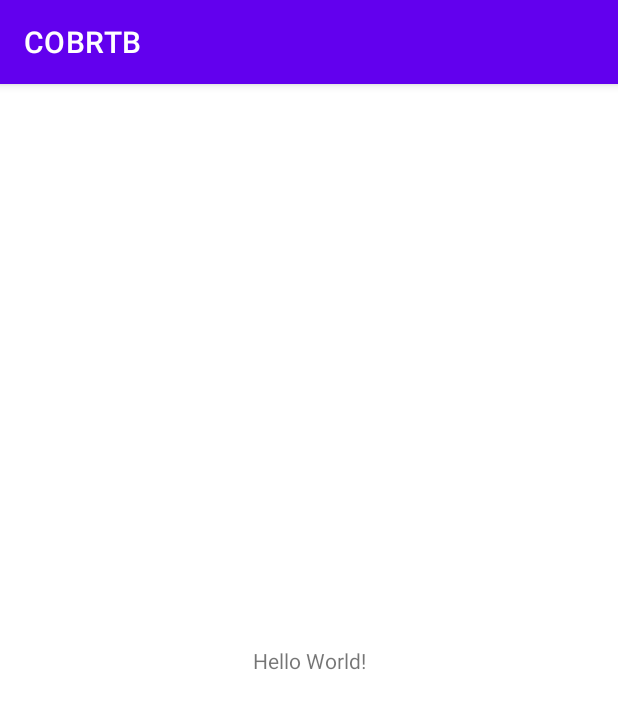
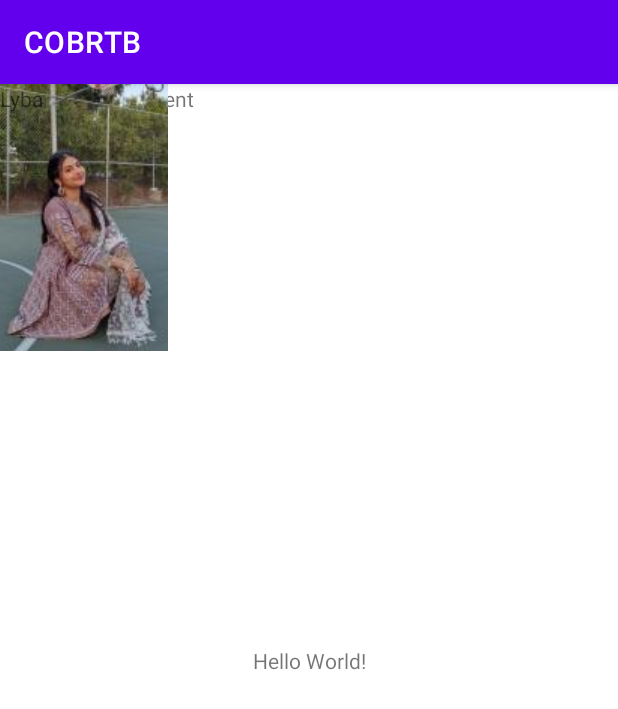
Before and after one commit to CSUF-CPSC411-2021F/group-project-Couple-Of-Buds-Mobile-App, an Android app: the screen it shows after launch (MainActivity), on a phone screen of 412 x 824 dp. Shown: the top 709 px of the screen. Run offline under Robolectric (Android 15) with nearby library versions, the phone set to English and light mode, and no system bars; our stand-ins replace navigation-ui.

Commit message:
Created fragments for hosts information pages

```diff
--- /dev/null
+++ b/app/src/main/java/com/example/cobrtb/AboutFragment.kt
@@ -0,0 +1,40 @@
+package com.example.cobrtb
+
+import android.os.Bundle
+import androidx.fragment.app.Fragment
+import android.view.LayoutInflater
+import android.view.View
+import android.view.ViewGroup
+import androidx.databinding.DataBindingUtil
+import androidx.navigation.findNavController
+import androidx.navigation.ui.NavigationUI
+import com.example.cobrtb.databinding.FragmentAboutBinding
+
+
+/**
+ * A simple [Fragment] subclass.
+ * Use the [AboutFragment.newInstance] factory method to
+ * create an instance of this fragment.
+ */
+class AboutFragment : Fragment() {
+
+
+    override fun onCreateView(
+        inflater: LayoutInflater, container: ViewGroup?,
+        savedInstanceState: Bundle?
+    ): View? {
+        // Inflate the layout for this fragment
+        //return inflater.inflate(R.layout.fragment_about, container, false)
+
+        val binding = FragmentAboutBinding.inflate(layoutInflater)
+
+        binding.lybaButton.setOnClickListener {
+                view : View -> view.findNavController().navigate(R.id.action_aboutFragment_to_hostLybaFragment)
+        }
+
+        return binding.root
+
+    }
+
+
+}
--- a/app/src/main/res/layout/activity_main.xml
+++ b/app/src/main/res/layout/activity_main.xml
@@ -15,4 +15,13 @@
         app:layout_constraintRight_toRightOf="parent"
         app:layout_constraintTop_toTopOf="parent" />
 
+    <fragment
+        android:id="@+id/myNavHostFragment"
+        android:name="androidx.navigation.fragment.NavHostFragment"
+        android:layout_width="match_parent"
+        android:layout_height="match_parent"
+        app:navGraph="@navigation/navigation"
+        app:defaultNavHost="true"
+        />
+
 </androidx.constraintlayout.widget.ConstraintLayout>
--- /dev/null
+++ b/app/src/main/res/layout/fragment_about.xml
@@ -0,0 +1,42 @@
+<?xml version="1.0" encoding="utf-8"?>
+<androidx.constraintlayout.widget.ConstraintLayout xmlns:android="http://schemas.android.com/apk/res/android"
+    xmlns:app="http://schemas.android.com/apk/res-auto"
+    xmlns:tools="http://schemas.android.com/tools"
+    android:id="@+id/frameLayout2"
+    android:layout_width="match_parent"
+    android:layout_height="match_parent"
+    tools:context=".AboutFragment">
+
+
+
+    <TextView
+        android:id="@+id/textView2"
+        android:layout_width="0dp"
+        android:layout_height="0dp"
+        android:text="@string/hello_blank_fragment"
+        app:layout_constraintBottom_toBottomOf="parent"
+        app:layout_constraintEnd_toEndOf="parent"
+        app:layout_constraintStart_toStartOf="parent"
+        app:layout_constraintTop_toTopOf="parent" />
+
+
+
+    <ImageButton
+        android:id="@+id/lybaButton"
+        android:layout_width="112dp"
+        android:layout_height="178dp"
+        android:src="@drawable/lybahostimage"
+        tools:layout_editor_absoluteX="55dp"
+        tools:layout_editor_absoluteY="118dp" />
+
+    <TextView
+        android:id="@+id/textView3"
+        android:layout_width="wrap_content"
+        android:layout_height="wrap_content"
+        android:text="Lyba"
+        tools:layout_editor_absoluteX="92dp"
+        tools:layout_editor_absoluteY="83dp" />
+
+
+
+</androidx.constraintlayout.widget.ConstraintLayout>
--- /dev/null
+++ b/app/src/main/res/navigation/navigation.xml
@@ -0,0 +1,22 @@
+<?xml version="1.0" encoding="utf-8"?>
+<navigation xmlns:android="http://schemas.android.com/apk/res/android"
+    xmlns:app="http://schemas.android.com/apk/res-auto"
+    xmlns:tools="http://schemas.android.com/tools"
+    android:id="@+id/navigation"
+    app:startDestination="@id/aboutFragment">
+
+    <fragment
+        android:id="@+id/aboutFragment"
+        android:name="com.example.cobrtb.AboutFragment"
+        android:label="fragment_about"
+        tools:layout="@layout/fragment_about" >
+        <action
+            android:id="@+id/action_aboutFragment_to_hostLybaFragment"
+            app:destination="@id/hostLybaFragment" />
+    </fragment>
+    <fragment
+        android:id="@+id/hostLybaFragment"
+        android:name="com.example.cobrtb.HostLybaFragment"
+        android:label="fragment_host_lyba"
+        tools:layout="@layout/fragment_host_lyba" />
+</navigation>
--- a/build.gradle
+++ b/build.gradle
@@ -1,8 +1,13 @@
 // Top-level build file where you can add configuration options common to all sub-projects/modules.
+
 buildscript {
+
     repositories {
         google()
         mavenCentral()
+    }
+    ext {
+        navigationVersion = "2.3.5"
     }
     dependencies {
         classpath "com.android.tools.build:gradle:7.0.2"
```
Also changed, not shown: app/build.gradle (+6 -1 lines), app/src/main/java/com/example/cobrtb/AboutPage.kt (deleted, +0 -24 lines), app/src/main/java/com/example/cobrtb/HostLybaFragment.kt (+9 -34 lines), app/src/main/java/com/example/cobrtb/HostSelwa.kt (+1 -33 lines).
